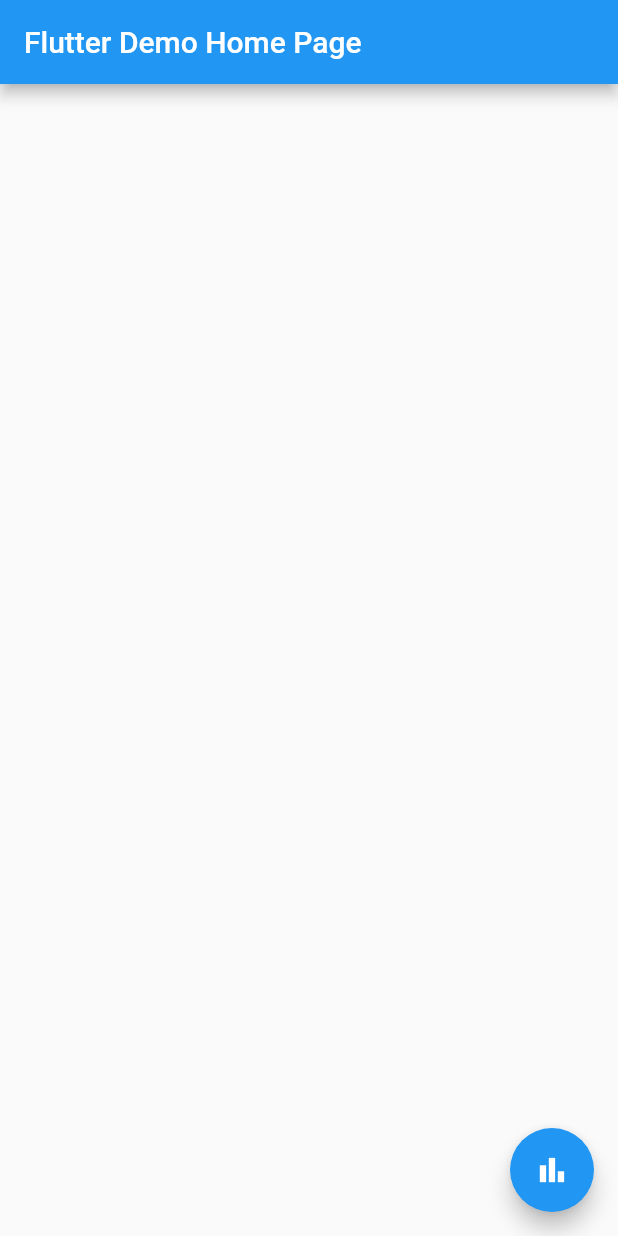
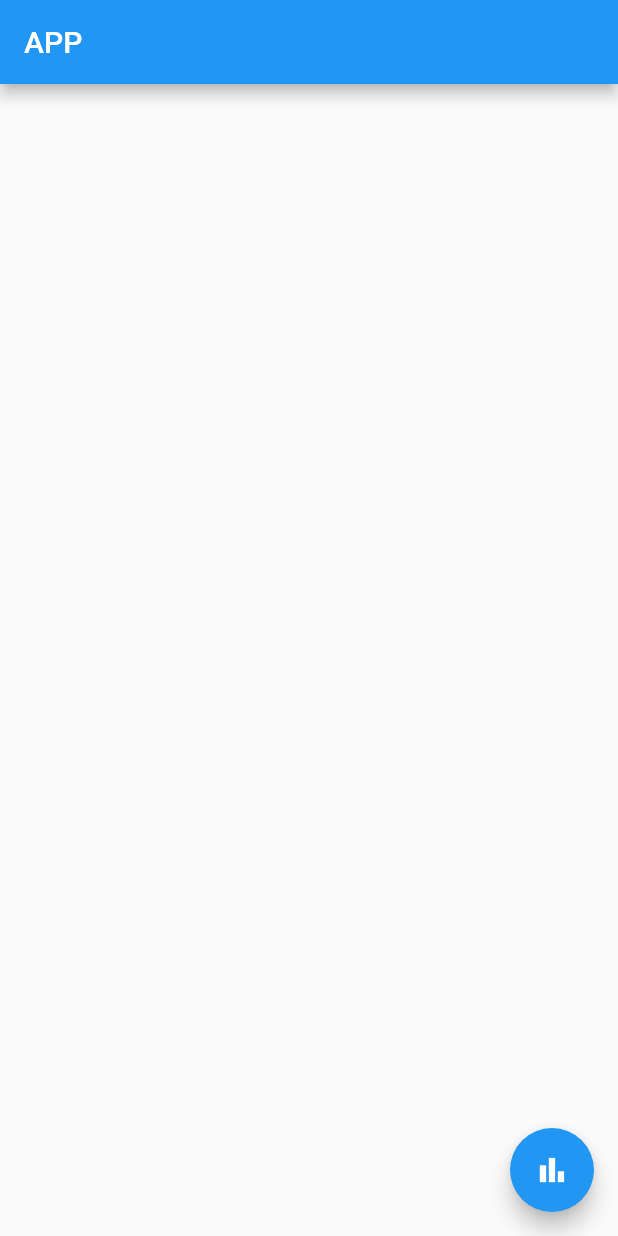
Before and after one commit to tai24112003/appptstore, a Flutter app: the screen it shows after launch, on a phone screen of 412 x 824 dp. Run offline on Flutter 3.47's test engine with Material 2 defaults, Android fonts, the phone set to English and light mode, and no system bars.

Commit message:
Update main.dart

```diff
--- a/lib/main.dart
+++ b/lib/main.dart
@@ -15,36 +15,25 @@ class MyApp extends StatelessWidget {
   @override
   Widget build(BuildContext context) {
     return MaterialApp(
-      title: 'Flutter Demo',
-      theme: ThemeData(
-        // This is the theme of your application.
-        //
-        // Try running your application with "flutter run". You'll see the
-        // application has a blue toolbar. Then, without quitting the app, try
-        // changing the primarySwatch below to Colors.green and then invoke
-        // "hot reload" (press "r" in the console where you ran "flutter run",
-        // or simply save your changes to "hot reload" in a Flutter IDE).
-        // Notice that the counter didn't reset back to zero; the application
-        // is not restarted.
-        primarySwatch: Colors.blue,
-      ),
-      home: MyHomePage(title: 'Flutter Demo Home Page'),
-    );
+        title: 'Flutter Demo',
+        theme: ThemeData(
+          primarySwatch: Colors.blue,
+        ),
+        home: MyHomePage(title: "APP"),
+        supportedLocales: {const Locale('en', ' ')},
+        debugShowCheckedModeBanner: false,
+        routes: {
+          '/statistics_products_purschased': (context) =>
+              const Statistics_Products_Purchased(),
+          '/statistics_products_successed': (context) =>
+              const Statistics_Products_Successed(),
+          '/statistics_bill': (context) => const Statistics_Bill(),
+        });
   }
 }
 
 class MyHomePage extends StatefulWidget {
   const MyHomePage({super.key, required this.title});
-
-  // This widget is the home page of your application. It is stateful, meaning
-  // that it has a State object (defined below) that contains fields that affect
-  // how it looks.
-
-  // This class is the configuration for the state. It holds the values (in this
-  // case the title) provided by the parent (in this case the App widget) and
-  // used by the build method of the State. Fields in a Widget subclass are
-  // always marked "final".
-
   final String title;
 
   @override
@@ -52,50 +41,26 @@ class MyHomePage extends StatefulWidget {
 }
 
 class _MyHomePageState extends State<MyHomePage> {
-  void navigateToStatisticsPage() {
+  void navigateToStatisticsPage(BuildContext context) {
     Navigator.push(
       context,
-      MaterialPageRoute(builder: (context) => Statistics_Bill()),
+      MaterialPageRoute(builder: (context) => StatisticsPage()),
     );
   }
 
   @override
   Widget build(BuildContext context) {
-    // This method is rerun every time setState is called, for instance as done
-    // by the _incrementCounter method above.
-    //
-    // The Flutter framework has been optimized to make rerunning build methods
-    // fast, so that you can just rebuild anything that needs updating rather
-    // than having to individually change instances of widgets.
     return Scaffold(
       appBar: AppBar(
-        // Here we take the value from the MyHomePage object that was created by
-        // the App.build method, and use it to set our appbar title.
         title: Text(widget.title),
       ),
       body: Center(
-        // Center is a layout widget. It takes a single child and positions it
-        // in the middle of the parent.
         child: Column(
-          // Column is also a layout widget. It takes a list of children and
-          // arranges them vertically. By default, it sizes itself to fit its
-          // children horizontally, and tries to be as tall as its parent.
-          //
-          // Invoke "debug painting" (press "p" in the console, choose the
-          // "Toggle Debug Paint" action from the Flutter Inspector in Android
-          // Studio, or the "Toggle Debug Paint" command in Visual Studio Code)
-          // to see the wireframe for each widget.
-          //
-          // Column has various properties to control how it sizes itself and
-          // how it positions its children. Here we use mainAxisAlignment to
-          // center the children vertically; the main axis here is the vertical
-          // axis because Columns are vertical (the cross axis would be
-          // horizontal).
           mainAxisAlignment: MainAxisAlignment.center,
         ),
       ),
       floatingActionButton: FloatingActionButton(
-        onPressed: navigateToStatisticsPage,
+        onPressed: () => navigateToStatisticsPage(context),
         tooltip: 'Go to Statistics Page',
         child: const Icon(Icons.bar_chart),
       ), // This trailing comma makes auto-formatting nicer for build methods.
```
